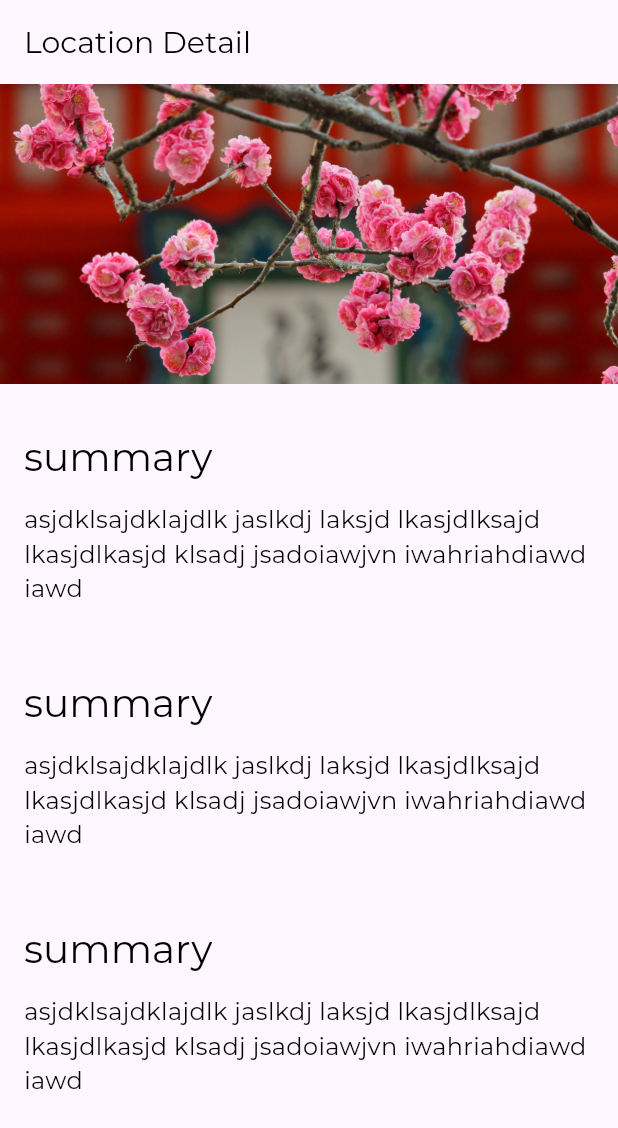
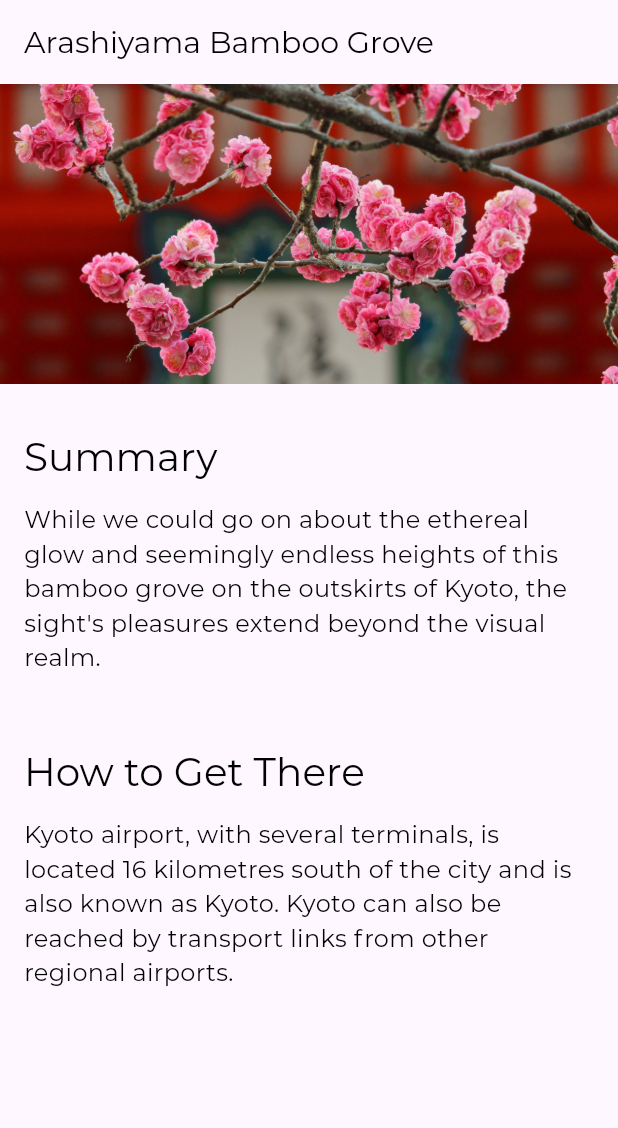
Before and after one commit to AlbenBustamante/tourismandco_app_ui, a Flutter app: the screen it shows after launch, on a phone screen of 412 x 824 dp. Shown: the top 1128 px of the screen. Run offline on Flutter 3.47's test engine with Material 3 defaults, Android fonts, the light colour scheme and no system bars.

Commit message:
section 4: models -> link models with widgets, map models to widgets, spread operator

```diff
--- /dev/null
+++ b/lib/models/location.dart
@@ -0,0 +1,20 @@
+import 'location_fact.dart';
+
+class Location {
+  String name;
+  String imagePath;
+  final List<LocationFact> facts;
+
+  Location(this.name, this.imagePath, this.facts);
+
+  static List<Location> fetchAll() {
+    return [
+      Location('Arashiyama Bamboo Grove', 'assets/images/kiyomizu-dera.jpg', [
+        LocationFact('Summary',
+            'While we could go on about the ethereal glow and seemingly endless heights of this bamboo grove on the outskirts of Kyoto, the sight\'s pleasures extend beyond the visual realm.'),
+        LocationFact('How to Get There',
+            'Kyoto airport, with several terminals, is located 16 kilometres south of the city and is also known as Kyoto. Kyoto can also be reached by transport links from other regional airports.'),
+      ]),
+    ];
+  }
+}
--- /dev/null
+++ b/lib/models/location_fact.dart
@@ -0,0 +1,6 @@
+class LocationFact {
+  String title;
+  String text;
+
+  LocationFact(this.title, this.text);
+}
--- a/lib/screens/location_detail/location_detail.dart
+++ b/lib/screens/location_detail/location_detail.dart
@@ -1,4 +1,5 @@
 import 'package:flutter/material.dart';
+import 'package:tourismandco/models/location.dart';
 import 'package:tourismandco/screens/location_detail/text_section.dart';
 
 import 'image_banner.dart';
@@ -8,19 +9,23 @@ class LocationDetail extends StatelessWidget {
 
   @override
   Widget build(BuildContext context) {
+    final locations = Location.fetchAll();
+    final location = locations.first;
+
     return Scaffold(
-        appBar: AppBar(title: const Text("Location Detail")),
+        appBar: AppBar(title: Text(location.name)),
         body: Column(
             crossAxisAlignment: CrossAxisAlignment.stretch,
             mainAxisAlignment: MainAxisAlignment.start,
             children: [
-              const ImageBanner("assets/images/kiyomizu-dera.jpg"),
-              TextSection("summary",
-                  "asjdklsajdklajdlk jaslkdj laksjd lkasjdlksajd lkasjdlkasjd klsadj jsadoiawjvn iwahriahdiawd iawd"),
-              TextSection("summary",
-                  "asjdklsajdklajdlk jaslkdj laksjd lkasjdlksajd lkasjdlkasjd klsadj jsadoiawjvn iwahriahdiawd iawd"),
-              TextSection("summary",
-                  "asjdklsajdklajdlk jaslkdj laksjd lkasjdlksajd lkasjdlkasjd klsadj jsadoiawjvn iwahriahdiawd iawd")
+              ImageBanner(location.imagePath),
+              ..._textSections(location)
             ]));
   }
+
+  List<Widget> _textSections(Location location) {
+    return location.facts
+        .map((fact) => TextSection(fact.title, fact.text))
+        .toList();
+  }
 }
```
